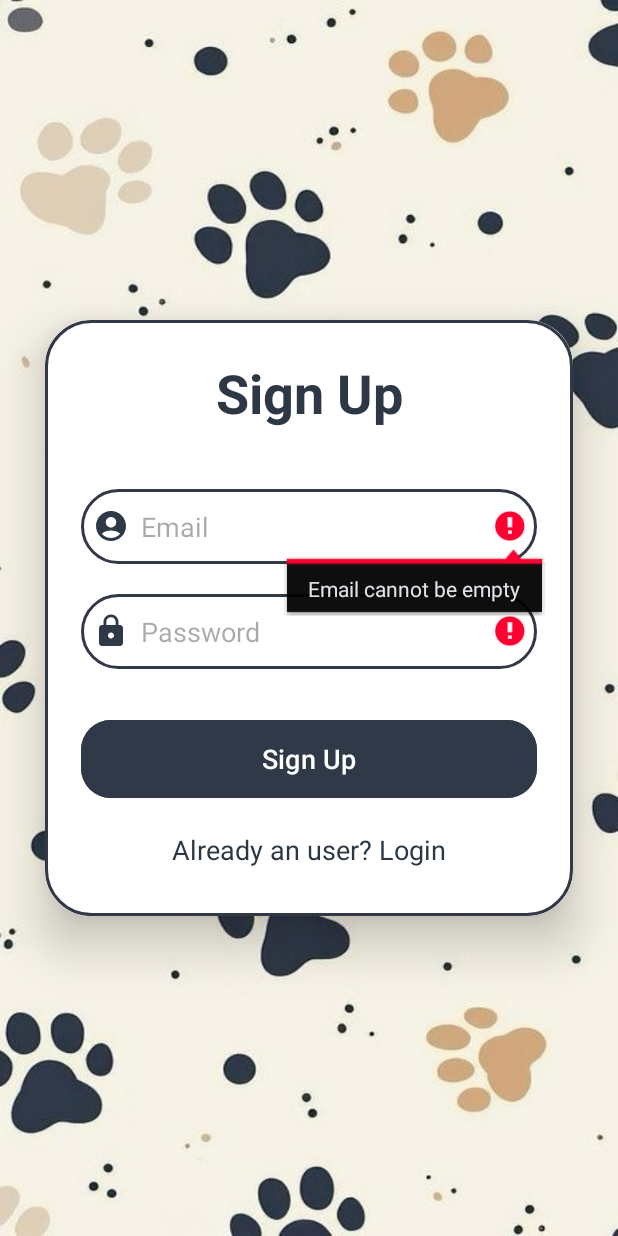
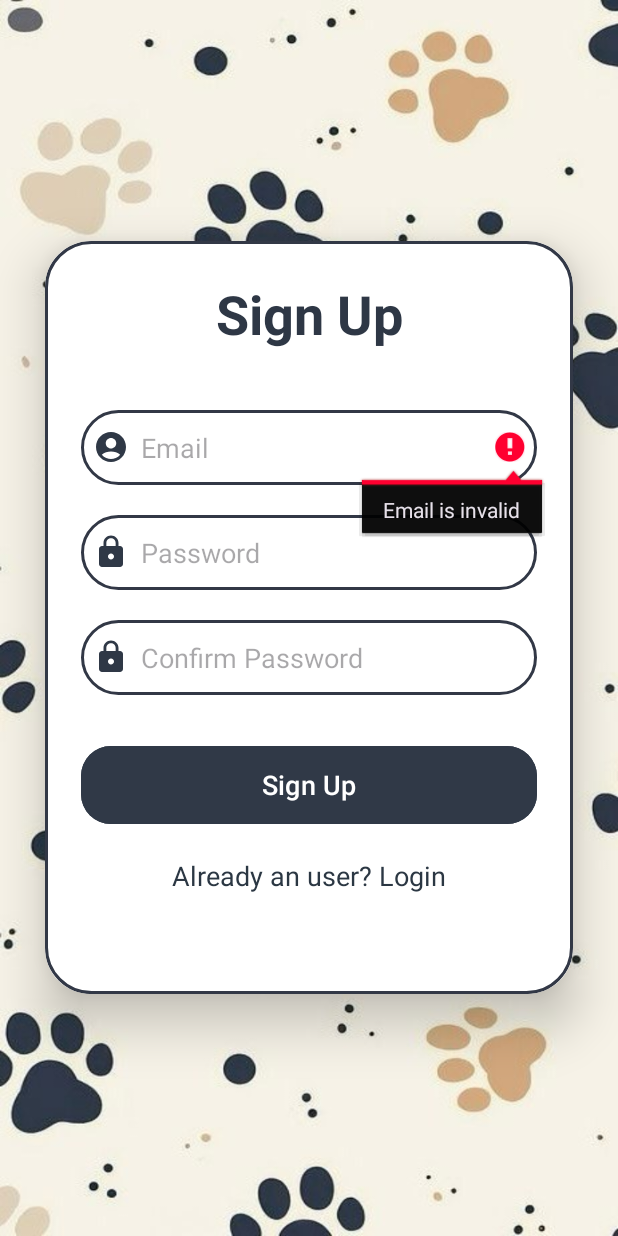
Before and after one commit to MaccaRinn/Mobile_app, an Android app: the SignUpActivity screen opened directly, with no data from a screen before it, after a tap on "Sign Up", on a phone screen of 412 x 824 dp. Run offline under Robolectric (Android 15) with nearby library versions, the phone set to English and light mode, and no system bars; our stand-ins replace Firebase (no records; nobody signed in at launch, a user with empty details on screens opened directly).

Commit message:
update confirm password

```diff
--- a/app/src/main/java/com/example/dr_pet/SignUpActivity.java
+++ b/app/src/main/java/com/example/dr_pet/SignUpActivity.java
@@ -5,6 +5,7 @@ import androidx.appcompat.app.AppCompatActivity;
 
 import android.content.Intent;
 import android.os.Bundle;
+import android.util.Patterns;
 import android.view.View;
 import android.widget.Button;
 import android.widget.EditText;
@@ -23,9 +24,7 @@ import java.util.Objects;
 public class SignUpActivity extends AppCompatActivity {
 
     private FirebaseAuth auth;
-    private EditText signupEmail, signupPassword;
-    private Button signupButton;
-    private TextView loginRedirectText;
+    private EditText signupEmail, signupPassword, confirmPassword;
 
     @Override
     protected void onCreate(Bundle savedInstanceState) {
@@ -35,26 +34,38 @@ public class SignUpActivity extends AppCompatActivity {
         auth = FirebaseAuth.getInstance();
         signupEmail = findViewById(R.id.signup_email);
         signupPassword = findViewById(R.id.signup_password);
-        signupButton = findViewById(R.id.signup_button);
-        loginRedirectText = findViewById(R.id.loginRedirectText);
+        confirmPassword = findViewById(R.id.signup_password2);
+        Button signupButton = findViewById(R.id.signup_button);
+        TextView loginRedirectText = findViewById(R.id.loginRedirectText);
 
         signupButton.setOnClickListener(new View.OnClickListener() {
             @Override
             public void onClick(View view) {
                 String user = signupEmail.getText().toString().trim();
                 String pass = signupPassword.getText().toString().trim();
+                String confirmPass = confirmPassword.getText().toString().trim();
 
-                if (user.isEmpty()){
-                    signupEmail.setError("Email cannot be empty");
+                if (user.isEmpty() || !Patterns.EMAIL_ADDRESS.matcher(user).matches()) {
+                    signupEmail.setError("Email is invalid");
+                    return;
                 }
-                if (pass.isEmpty()){
+
+                if (pass.isEmpty()) {
                     signupPassword.setError("Password cannot be empty");
-                } else{
-                    auth.createUserWithEmailAndPassword(user, pass).addOnCompleteListener(new OnCompleteListener<AuthResult>() {
+                    return;
+                }
+
+                if (!pass.equals(confirmPass)) {
+                    confirmPassword.setError("Passwords do not match");
+                    return;
+                }
+
+                auth.createUserWithEmailAndPassword(user, pass)
+                        .addOnCompleteListener(new OnCompleteListener<AuthResult>() {
                             @Override
                             public void onComplete(@NonNull Task<AuthResult> task) {
                                 if (task.isSuccessful()) {
-                                auth.getCurrentUser().sendEmailVerification()
+                                    Objects.requireNonNull(auth.getCurrentUser()).sendEmailVerification()
                                             .addOnCompleteListener(new OnCompleteListener<Void>() {
                                                 @Override
                                                 public void onComplete(@NonNull Task<Void> verifyTask) {
@@ -69,15 +80,13 @@ public class SignUpActivity extends AppCompatActivity {
                                                 }
                                             });
                                 } else {
-                                Toast.makeText(SignUpActivity.this, "SignUp Failed: " + task.getException().getMessage(), Toast.LENGTH_SHORT).show();
+                                    Toast.makeText(SignUpActivity.this, "SignUp Failed: " + Objects.requireNonNull(task.getException()).getMessage(), Toast.LENGTH_SHORT).show();
                                 }
-
                             }
                         });
             }
+        });
 
-            }
-        });
 
         loginRedirectText.setOnClickListener(new View.OnClickListener() {
             @Override
--- a/app/src/main/res/layout/activity_sign_up.xml
+++ b/app/src/main/res/layout/activity_sign_up.xml
@@ -19,65 +19,79 @@
 
         <LinearLayout
             android:layout_width="match_parent"
-            android:layout_height="wrap_content"
+            android:layout_height="502dp"
+            android:layout_gravity="center_horizontal"
+            android:background="@drawable/custom_edittext"
             android:orientation="vertical"
-            android:layout_gravity="center_horizontal"
-            android:padding="24dp"
-            android:background="@drawable/custom_edittext">
+            android:padding="24dp">
 
             <TextView
                 android:layout_width="match_parent"
                 android:layout_height="wrap_content"
                 android:text="Sign Up"
+                android:textAlignment="center"
+                android:textColor="#2E3745"
                 android:textSize="36sp"
-                android:textAlignment="center"
-                android:textStyle="bold"
-                android:textColor="#2E3745"/>
+                android:textStyle="bold" />
 
             <EditText
+                android:id="@+id/signup_email"
                 android:layout_width="match_parent"
                 android:layout_height="50dp"
-                android:id="@+id/signup_email"
+                android:layout_marginTop="40dp"
                 android:background="@drawable/custom_edittext"
-                android:layout_marginTop="40dp"
-                android:padding="8dp"
-                android:hint="Email"
                 android:drawableLeft="@drawable/ic_baseline_person_24"
                 android:drawablePadding="8dp"
-                android:textColor="@color/black"/>
+                android:hint="Email"
+                android:padding="8dp"
+                android:textColor="@color/black" />
 
             <EditText
+                android:id="@+id/signup_password"
                 android:layout_width="match_parent"
                 android:layout_height="50dp"
-                android:id="@+id/signup_password"
+                android:layout_marginTop="20dp"
                 android:background="@drawable/custom_edittext"
-                android:layout_marginTop="20dp"
-                android:padding="8dp"
-                android:hint="Password"
                 android:drawableLeft="@drawable/baseline_lock_24"
                 android:drawablePadding="8dp"
-                android:textColor="@color/black"/>
+                android:hint="Password"
+                android:inputType="textPassword"
+                android:padding="8dp"
+                android:textColor="@color/black" />
+
+            <EditText
+                android:id="@+id/signup_password2"
+                android:layout_width="match_parent"
+                android:layout_height="50dp"
+                android:layout_marginTop="20dp"
+                android:background="@drawable/custom_edittext"
+                android:drawableLeft="@drawable/baseline_lock_24"
+                android:drawablePadding="8dp"
+                android:hint="Confirm Password"
+                android:inputType="textPassword"
+                android:padding="8dp"
+                android:textColor="@color/black" />
 
             <Button
+                android:id="@+id/signup_button"
                 android:layout_width="match_parent"
                 android:layout_height="60dp"
-                android:text="Sign Up"
-                android:id="@+id/signup_button"
-                android:textSize="18sp"
                 android:layout_marginTop="30dp"
                 android:backgroundTint="#303947"
-                app:cornerRadius = "20dp"/>
+                android:text="Sign Up"
+                android:textSize="18sp"
+                app:cornerRadius="20dp" />
 
             <TextView
+                android:id="@+id/loginRedirectText"
                 android:layout_width="wrap_content"
                 android:layout_height="wrap_content"
-                android:id="@+id/loginRedirectText"
+                android:layout_gravity="center"
+                android:layout_marginTop="10dp"
+                android:padding="8dp"
                 android:text="Already an user? Login"
-                android:layout_gravity="center"
-                android:padding="8dp"
-                android:layout_marginTop="10dp"
                 android:textColor="#2B3743"
-                android:textSize="18sp"/>
+                android:textSize="18sp" />
 
         </LinearLayout>
 
```
Lines whose indentation alone changed are shown as unchanged.
